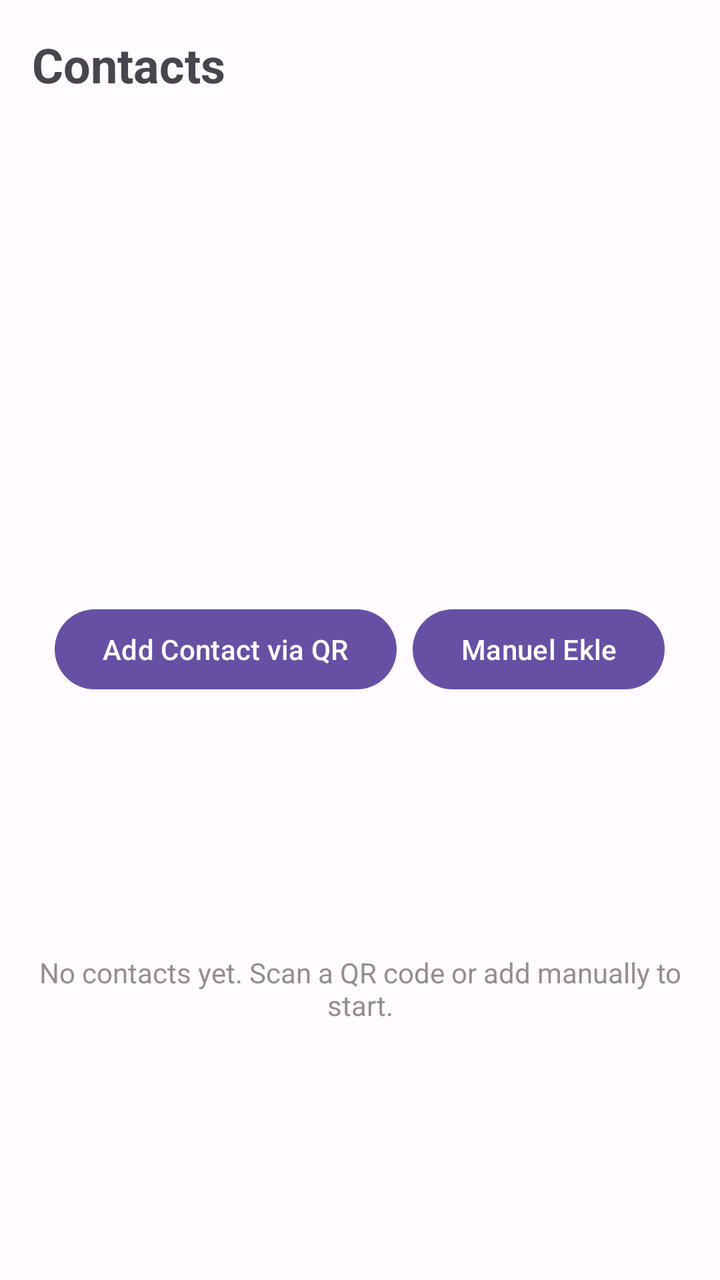
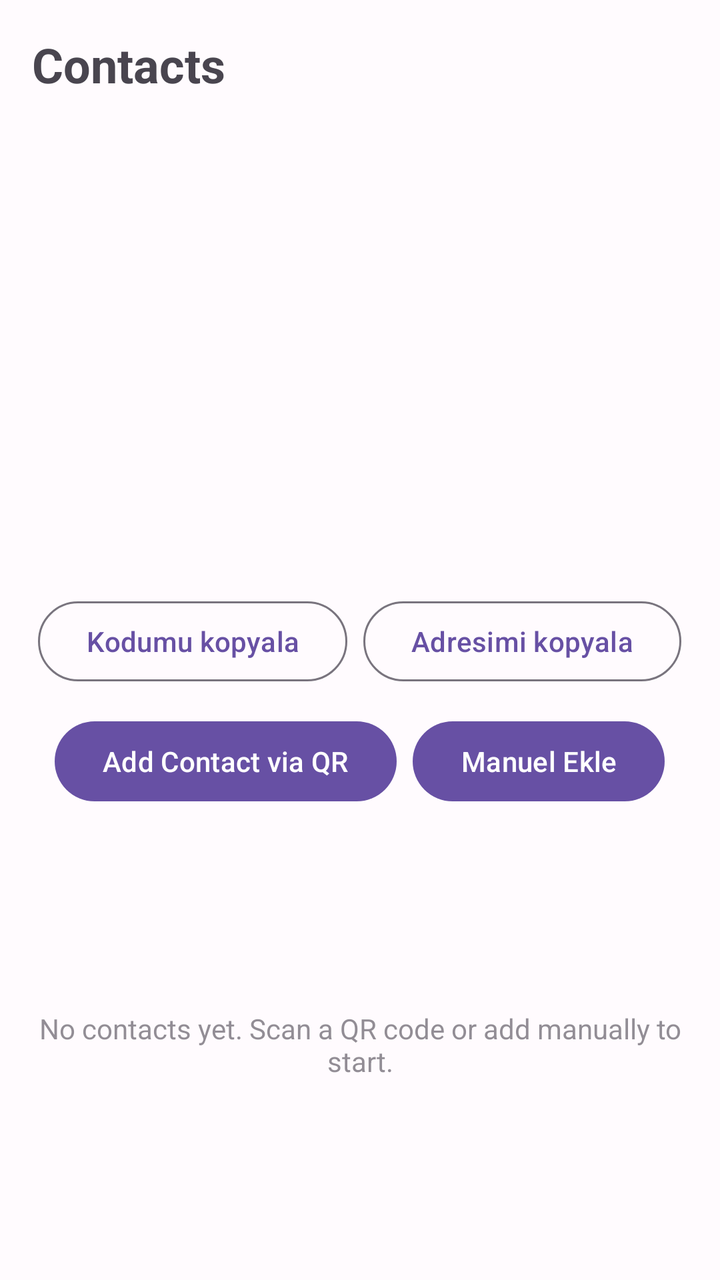

Before-and-after screenshots of an Android layout around one commit, followed by the original layout XML and the change that was made.
<!-- AndroidManifest.xml: application theme Theme.P2PMessenger -->
<!-- res/layout/fragment_contacts.xml -->
<?xml version="1.0" encoding="utf-8"?>
<LinearLayout xmlns:android="http://schemas.android.com/apk/res/android"
              android:orientation="vertical"
              android:padding="16dp"
              android:layout_width="match_parent"
              android:layout_height="match_parent">
    <TextView
        android:layout_width="wrap_content"
        android:layout_height="wrap_content"
        android:text="Contacts"
        android:textSize="24sp"
        android:textStyle="bold"/>

    
    <ImageView
        android:id="@+id/imgOwnQr"
        android:layout_width="200dp"
        android:layout_height="200dp"
        android:layout_gravity="center_horizontal"
        android:layout_marginTop="16dp"
        android:contentDescription="@string/action_show_qr" />

    <TextView
        android:id="@+id/txtOwnIdentityCode"
        android:layout_width="wrap_content"
        android:layout_height="wrap_content"
        android:layout_gravity="center_horizontal"
        android:layout_marginTop="8dp"
        android:fontFamily="monospace"
        android:textIsSelectable="true"
        android:textSize="12sp" />

    
    <LinearLayout
        android:layout_width="wrap_content"
        android:layout_height="wrap_content"
        android:layout_gravity="center_horizontal"
        android:layout_marginTop="12dp"
        android:orientation="horizontal">

        <Button
            android:id="@+id/btn_scan_qr"
            android:layout_width="wrap_content"
            android:layout_height="wrap_content"
            android:text="Add Contact via QR"/>
        <Button
            android:id="@+id/btn_manual_add"
            android:layout_width="wrap_content"
            android:layout_height="wrap_content"
            android:layout_marginStart="8dp"
            android:text="Manuel Ekle"/>

    </LinearLayout>

    <TextView
        android:id="@+id/contactsPlaceholder"
        android:layout_width="match_parent"
        android:layout_height="0dp"
        android:layout_weight="1"
        android:layout_marginTop="16dp"
        android:gravity="center"
        android:alpha="0.6"
        android:text="@string/msg_no_contacts"/>
    <androidx.recyclerview.widget.RecyclerView
        android:id="@+id/recyclerContacts"
        android:layout_width="match_parent"
        android:layout_height="0dp"
        android:layout_weight="1"
        android:layout_marginTop="16dp"
        android:visibility="gone"/>
</LinearLayout>
<!-- resources referenced by this layout -->
<resources>
  <string name="action_show_qr">My QR</string>
  <string name="msg_no_contacts">No contacts yet. Scan a QR code or add manually to start.</string>
  <style name="Theme.P2PMessenger" parent="Theme.Material3.DayNight">
          <item name="colorPrimary">@color/md_primary</item>
          <item name="colorOnPrimary">@color/md_on_primary</item>
          <item name="colorPrimaryContainer">@color/md_primary_container</item>
          <item name="colorOnPrimaryContainer">@color/md_on_primary_container</item>
          <item name="colorSecondary">@color/md_secondary</item>
          <item name="colorOnSecondary">@color/md_on_secondary</item>
          <item name="colorSecondaryContainer">@color/md_secondary_container</item>
          <item name="colorOnSecondaryContainer">@color/md_on_secondary_container</item>
          <item name="colorTertiary">@color/md_tertiary</item>
          <item name="colorOnTertiary">@color/md_on_tertiary</item>
          <item name="colorSurface">@color/md_surface</item>
          <item name="colorOnSurface">@color/md_on_surface</item>
          <item name="colorSurfaceVariant">@color/md_surface_variant</item>
          <item name="colorOnSurfaceVariant">@color/md_on_surface_variant</item>
          <item name="android:colorBackground">@color/md_background</item>
          <item name="colorOnBackground">@color/md_on_background</item>
          <item name="colorOutline">@color/md_outline</item>
          <item name="colorError">@color/md_error</item>
          <item name="colorOnError">@color/md_on_error</item>
          <item name="colorErrorContainer">@color/md_error_container</item>
          <item name="colorOnErrorContainer">@color/md_on_error_container</item>
          
          <item name="android:statusBarColor">?attr/colorSurface</item>
          <item name="android:navigationBarColor">?attr/colorSurface</item>
          <item name="android:windowLightStatusBar">@bool/is_light_theme</item>
          <item name="android:windowLightNavigationBar">@bool/is_light_theme</item>
      </style>
  <color name="md_primary">#6750A4</color>
  <color name="md_on_primary">#FFFFFF</color>
  <color name="md_primary_container">#EADDFF</color>
  <color name="md_on_primary_container">#21005D</color>
  <color name="md_secondary">#625B71</color>
  <color name="md_on_secondary">#FFFFFF</color>
  <color name="md_secondary_container">#E8DEF8</color>
  <color name="md_on_secondary_container">#1D192B</color>
  <color name="md_tertiary">#7D5260</color>
  <color name="md_on_tertiary">#FFFFFF</color>
  <color name="md_surface">#FFFBFE</color>
  <color name="md_on_surface">#1C1B1F</color>
  <color name="md_surface_variant">#E7E0EC</color>
  <color name="md_on_surface_variant">#49454F</color>
  <color name="md_background">#FFFBFE</color>
  <color name="md_on_background">#1C1B1F</color>
  <color name="md_outline">#79747E</color>
  <color name="md_error">#B3261E</color>
  <color name="md_on_error">#FFFFFF</color>
  <color name="md_error_container">#F9DEDC</color>
  <color name="md_on_error_container">#410E0B</color>
</resources>

<!-- the commit's change to res/layout/fragment_contacts.xml (unified diff, before → after) -->
@@ -29,6 +29,30 @@
         android:fontFamily="monospace"
         android:textIsSelectable="true"
         android:textSize="12sp" />
+
+    
+    <LinearLayout
+        android:layout_width="wrap_content"
+        android:layout_height="wrap_content"
+        android:layout_gravity="center_horizontal"
+        android:layout_marginTop="8dp"
+        android:orientation="horizontal">
+
+        <Button
+            android:id="@+id/btn_copy_manual_code"
+            style="?attr/materialButtonOutlinedStyle"
+            android:layout_width="wrap_content"
+            android:layout_height="wrap_content"
+            android:text="@string/action_copy_manual_code"/>
+        <Button
+            android:id="@+id/btn_copy_own_address"
+            style="?attr/materialButtonOutlinedStyle"
+            android:layout_width="wrap_content"
+            android:layout_height="wrap_content"
+            android:layout_marginStart="8dp"
+            android:text="@string/action_copy_own_address"/>
+
+    </LinearLayout>
 
     
     <LinearLayout
<!-- resource entries referenced after the edit -->
@@ -1,5 +1,7 @@
 <!-- resources referenced by this layout -->
 <resources>
+  <string name="action_copy_manual_code">Kodumu kopyala</string>
+  <string name="action_copy_own_address">Adresimi kopyala</string>
   <string name="action_show_qr">My QR</string>
   <string name="msg_no_contacts">No contacts yet. Scan a QR code or add manually to start.</string>
   <style name="Theme.P2PMessenger" parent="Theme.Material3.DayNight">
